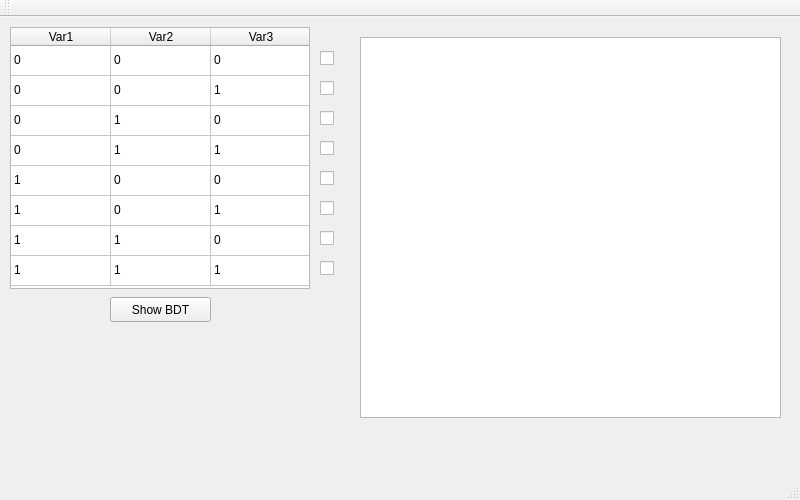
Qt form BDD/mainwindow.ui (ivan-ristovic/BDD) before a commit.
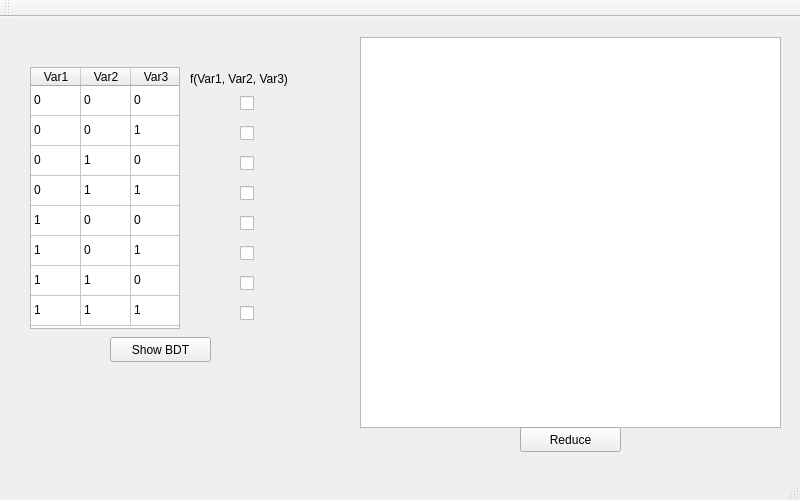
The same form after that commit. Icons and pictures are not drawn.

```diff
--- a/BDD/mainwindow.ui
+++ b/BDD/mainwindow.ui
@@ -22,7 +22,7 @@
     <property name="geometry">
      <rect>
       <x>110</x>
-      <y>280</y>
+      <y>320</y>
       <width>101</width>
       <height>25</height>
      </rect>
@@ -37,9 +37,9 @@
     </property>
     <property name="geometry">
      <rect>
-      <x>10</x>
-      <y>10</y>
-      <width>300</width>
+      <x>30</x>
+      <y>50</y>
+      <width>150</width>
       <height>262</height>
      </rect>
     </property>
@@ -55,6 +55,9 @@
     <property name="selectionMode">
      <enum>QAbstractItemView::NoSelection</enum>
     </property>
+    <attribute name="horizontalHeaderDefaultSectionSize">
+     <number>50</number>
+    </attribute>
     <attribute name="verticalHeaderVisible">
      <bool>false</bool>
     </attribute>
@@ -237,8 +240,8 @@
    <widget class="QCheckBox" name="cbV1">
     <property name="geometry">
      <rect>
-      <x>320</x>
-      <y>30</y>
+      <x>240</x>
+      <y>75</y>
       <width>92</width>
       <height>23</height>
      </rect>
@@ -250,8 +253,8 @@
    <widget class="QCheckBox" name="cbV2">
     <property name="geometry">
      <rect>
-      <x>320</x>
-      <y>60</y>
+      <x>240</x>
+      <y>105</y>
       <width>92</width>
       <height>23</height>
      </rect>
@@ -263,8 +266,8 @@
    <widget class="QCheckBox" name="cbV3">
     <property name="geometry">
      <rect>
-      <x>320</x>
-      <y>90</y>
+      <x>240</x>
+      <y>135</y>
       <width>92</width>
       <height>23</height>
      </rect>
@@ -276,8 +279,8 @@
    <widget class="QCheckBox" name="cbV4">
     <property name="geometry">
      <rect>
-      <x>320</x>
-      <y>120</y>
+      <x>240</x>
+      <y>165</y>
       <width>92</width>
       <height>23</height>
      </rect>
@@ -289,8 +292,8 @@
    <widget class="QCheckBox" name="cbV5">
     <property name="geometry">
      <rect>
-      <x>320</x>
-      <y>150</y>
+      <x>240</x>
+      <y>195</y>
       <width>92</width>
       <height>23</height>
      </rect>
@@ -302,8 +305,8 @@
    <widget class="QCheckBox" name="cbV7">
     <property name="geometry">
      <rect>
-      <x>320</x>
-      <y>210</y>
+      <x>240</x>
+      <y>255</y>
       <width>92</width>
       <height>23</height>
      </rect>
@@ -315,8 +318,8 @@
    <widget class="QCheckBox" name="cbV8">
     <property name="geometry">
      <rect>
-      <x>320</x>
-      <y>240</y>
+      <x>240</x>
+      <y>285</y>
       <width>92</width>
       <height>23</height>
      </rect>
@@ -328,8 +331,8 @@
    <widget class="QCheckBox" name="cbV6">
     <property name="geometry">
      <rect>
-      <x>320</x>
-      <y>180</y>
+      <x>240</x>
+      <y>225</y>
       <width>92</width>
       <height>23</height>
      </rect>
@@ -344,10 +347,36 @@
       <x>360</x>
       <y>20</y>
       <width>421</width>
-      <height>381</height>
+      <height>391</height>
      </rect>
     </property>
    </widget>
+   <widget class="QPushButton" name="pbReduce">
+    <property name="geometry">
+     <rect>
+      <x>520</x>
+      <y>410</y>
+      <width>101</width>
+      <height>25</height>
+     </rect>
+    </property>
+    <property name="text">
+     <string>Reduce</string>
+    </property>
+   </widget>
+   <widget class="QLabel" name="label">
+    <property name="geometry">
+     <rect>
+      <x>190</x>
+      <y>53</y>
+      <width>135</width>
+      <height>17</height>
+     </rect>
+    </property>
+    <property name="text">
+     <string>f(Var1, Var2, Var3)</string>
+    </property>
+   </widget>
   </widget>
   <widget class="QMenuBar" name="menuBar">
    <property name="geometry">
```
